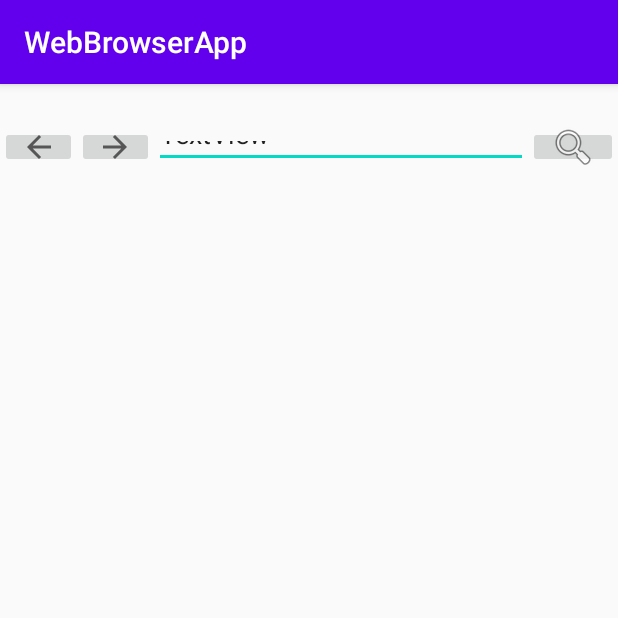
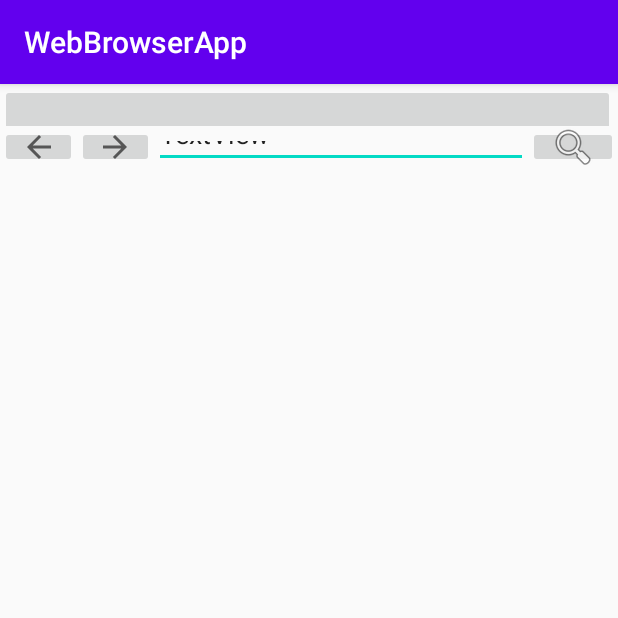
Before and after one commit to alittl29/WebBrowserApp, an Android app: the screen it shows after launch (MainActivity), on a phone screen of 412 x 824 dp, the top half of it. Run offline under Robolectric (Android 15) with nearby library versions, the phone set to English and light mode, and no system bars.

Commit message:
Alternate layout now appears, PageViewer fragment appears after pressing BrowserControlFragment button

```diff
--- a/app/src/main/AndroidManifest.xml
+++ b/app/src/main/AndroidManifest.xml
@@ -9,8 +9,10 @@
         android:roundIcon="@mipmap/ic_launcher_round"
         android:supportsRtl="true"
         android:theme="@style/AppTheme">
-        <activity android:name=".MainActivity">
+        <activity android:name=".MainActivity"
+            android:screenOrientation="sensor">
             <intent-filter>
+
                 <action android:name="android.intent.action.MAIN" />
 
                 <category android:name="android.intent.category.LAUNCHER" />
--- a/app/src/main/java/edu/temple/webbrowserapp/BrowserControlFragment.java
+++ b/app/src/main/java/edu/temple/webbrowserapp/BrowserControlFragment.java
@@ -1,7 +1,9 @@
 package edu.temple.webbrowserapp;
 
+import android.content.Context;
 import android.os.Bundle;
 
+import androidx.annotation.NonNull;
 import androidx.fragment.app.Fragment;
 
 import android.view.LayoutInflater;
@@ -13,9 +15,24 @@ import android.widget.ImageButton;
 public class BrowserControlFragment extends Fragment {
     View l;
     ImageButton imageButton;
+    browserControlInterface parentActivity;
 
     public BrowserControlFragment() {
         // Required empty public constructor
+    }
+
+    @Override
+    public void onAttach(@NonNull Context context) {
+        super.onAttach(context);
+        if(context instanceof BrowserControlFragment.browserControlInterface)
+        {
+            parentActivity = (BrowserControlFragment.browserControlInterface) context;
+        }
+        else
+        {
+            throw new RuntimeException("must Implement BrowserControlInterface");
+        }
+
     }
 
     @Override
@@ -29,10 +46,15 @@ public class BrowserControlFragment extends Fragment {
         imageButton.setOnClickListener(new View.OnClickListener() {
             @Override
             public void onClick(View v) {
-
+            parentActivity.pageAdded();
             }
         });
 
         return l;
     }
+
+    interface browserControlInterface
+    {
+        void pageAdded();
+    }
 }
--- a/app/src/main/java/edu/temple/webbrowserapp/MainActivity.java
+++ b/app/src/main/java/edu/temple/webbrowserapp/MainActivity.java
@@ -1,17 +1,22 @@
 package edu.temple.webbrowserapp;
 
+import androidx.annotation.NonNull;
 import androidx.appcompat.app.AppCompatActivity;
 import androidx.fragment.app.FragmentManager;
 import androidx.fragment.app.FragmentTransaction;
 
+import android.content.Intent;
+import android.content.res.Configuration;
 import android.os.Bundle;
 
-public class MainActivity extends AppCompatActivity implements PageControlFragment.pageViewerInterface {
+public class MainActivity extends AppCompatActivity implements PageControlFragment.pageViewerInterface,
+        BrowserControlFragment.browserControlInterface, PageViewerFragment.pageViewerInterface {
 
     FragmentManager fragmentManager;
     FragmentTransaction fragmentTransaction;
     PageControlFragment pageControlFragment;
     PagerFragment pagerFragment;
+    BrowserControlFragment browserControlFragment;
 
     @Override
     protected void onCreate(Bundle savedInstanceState) {
@@ -20,6 +25,7 @@ public class MainActivity extends AppCompatActivity implements PageControlFragme
 
         pageControlFragment = new PageControlFragment();
         pagerFragment = new PagerFragment();
+        browserControlFragment = new BrowserControlFragment();
 
         FragmentManager fragmentManager =  getSupportFragmentManager();
         FragmentTransaction fragmentTransaction = fragmentManager.beginTransaction();
@@ -31,6 +37,10 @@ public class MainActivity extends AppCompatActivity implements PageControlFragme
         if(!(getSupportFragmentManager().findFragmentById(R.id.page_viewer) instanceof PagerFragment))
         {
             fragmentTransaction.add(R.id.page_viewer,pagerFragment);
+        }
+        if(!(getSupportFragmentManager().findFragmentById(R.id.browser_control) instanceof BrowserControlFragment))
+        {
+            fragmentTransaction.add(R.id.browser_control,browserControlFragment);
         }
 
 
@@ -57,5 +67,14 @@ public class MainActivity extends AppCompatActivity implements PageControlFragme
     }
 
 
+    @Override
+    public void pageAdded() {
+        //
+        pagerFragment.addPage();
+    }
 
+    @Override
+    public void pageChanged() {
+
+    }
 }
--- a/app/src/main/res/layout/fragment_browser_control.xml
+++ b/app/src/main/res/layout/fragment_browser_control.xml
@@ -2,13 +2,13 @@
 <FrameLayout xmlns:android="http://schemas.android.com/apk/res/android"
     xmlns:app="http://schemas.android.com/apk/res-auto"
     xmlns:tools="http://schemas.android.com/tools"
-    android:layout_width="match_parent"
-    android:layout_height="match_parent"
+    android:layout_width="wrap_content"
+    android:layout_height="wrap_content"
     tools:context=".BrowserControlFragment">
 
     <ImageButton
         android:id="@+id/btnNewPage"
-        android:layout_width="match_parent"
-        android:layout_height="61dp"
+        android:layout_width="410dp"
+        android:layout_height="111dp"
         android:src="@android:drawable/ic_menu_mapmode" />
 </FrameLayout>
--- a/app/src/main/res/layout/fragment_page_control.xml
+++ b/app/src/main/res/layout/fragment_page_control.xml
@@ -3,7 +3,7 @@
     xmlns:app="http://schemas.android.com/apk/res-auto"
     xmlns:tools="http://schemas.android.com/tools"
     android:layout_width="match_parent"
-    android:layout_height="match_parent"
+    android:layout_height="wrap_content"
     tools:context=".PageControlFragment">
 
     <ImageButton
```
Also changed, not shown: app/src/main/java/edu/temple/webbrowserapp/PagerFragment.java (+8 -1 lines).
